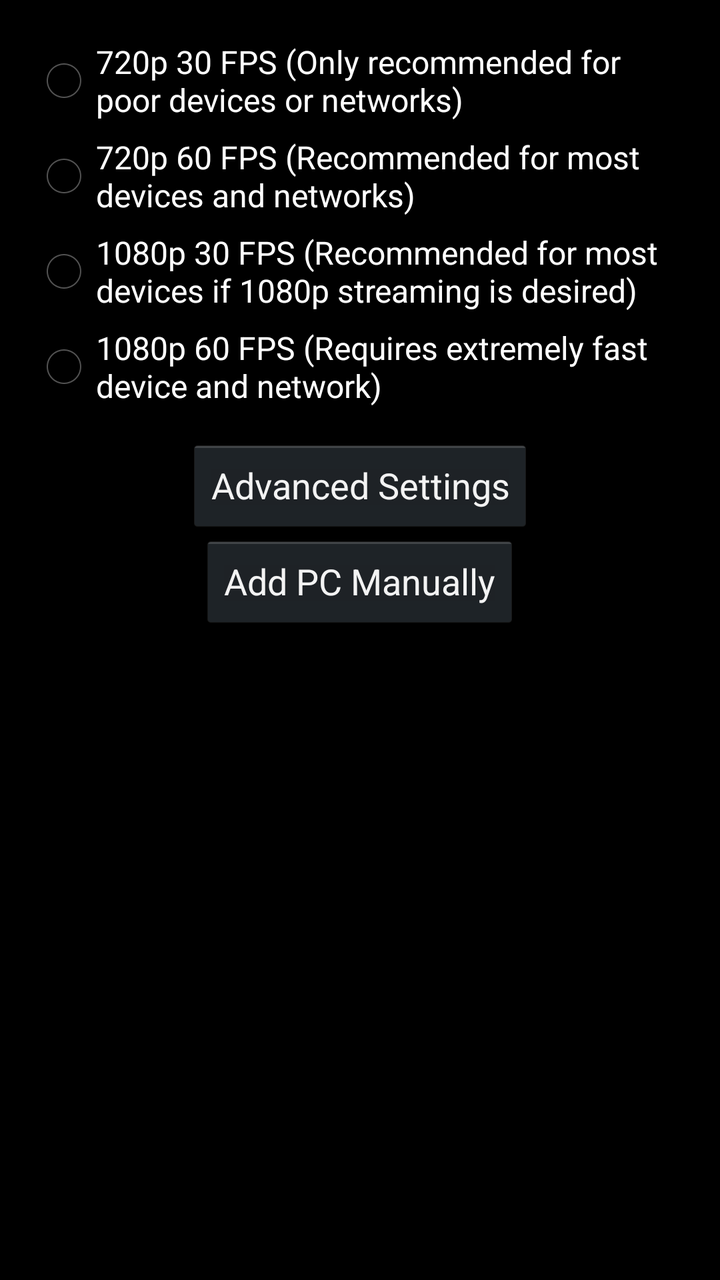
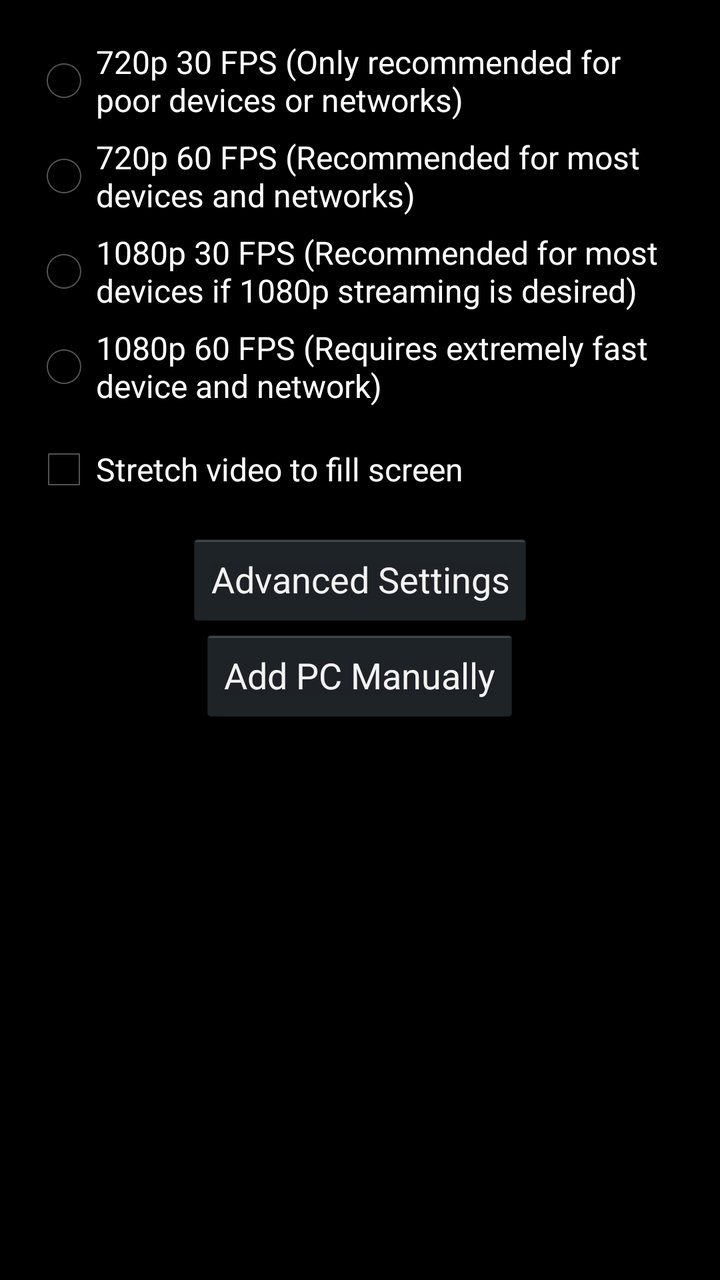

The first picture is an Android layout as it rendered before a commit; the second is the same layout after the commit. The layout source and the unified diff follow.
<!-- AndroidManifest.xml: application theme AppTheme -->
<!-- res/layout/activity_stream_settings.xml -->
<ScrollView xmlns:android="http://schemas.android.com/apk/res/android"
    xmlns:tools="http://schemas.android.com/tools"
    android:layout_width="fill_parent"
    android:layout_height="fill_parent"
    android:paddingBottom="@dimen/activity_vertical_margin"
    android:paddingLeft="@dimen/activity_horizontal_margin"
    android:paddingRight="@dimen/activity_horizontal_margin"
    android:paddingTop="10dp"
    tools:context=".Connection" >
    
    <RelativeLayout
        android:layout_width="fill_parent"
        android:layout_height="wrap_content" >
        
        <RadioGroup
            android:id="@+id/streamConfigGroup"
            android:layout_width="fill_parent"
            android:layout_height="wrap_content"
            android:layout_alignParentLeft="true"
            android:layout_alignParentRight="true"
            android:layout_marginTop="10dp"
            android:orientation="vertical" >

            <RadioButton
                android:id="@+id/config720p30Selected"
                android:layout_width="wrap_content"
                android:layout_height="wrap_content"
                android:text="720p 30 FPS (Only recommended for poor devices or networks)" />

            <RadioButton
                android:id="@+id/config720p60Selected"
                android:layout_width="wrap_content"
                android:layout_height="wrap_content"
                android:layout_marginTop="7dp"
                android:text="720p 60 FPS (Recommended for most devices and networks)" />

            <RadioButton
                android:id="@+id/config1080p30Selected"
                android:layout_width="wrap_content"
                android:layout_height="wrap_content"
                android:layout_marginTop="7dp"
                android:text="1080p 30 FPS (Recommended for most devices if 1080p streaming is desired)" />

            <RadioButton
                android:id="@+id/config1080p60Selected"
                android:layout_width="wrap_content"
                android:layout_height="wrap_content"
                android:layout_marginTop="7dp"
                android:text="1080p 60 FPS (Requires extremely fast device and network)" />

        </RadioGroup>

        <Button
            android:id="@+id/advancedSettingsButton"
            android:layout_width="wrap_content"
            android:layout_height="wrap_content"
            android:layout_below="@+id/streamConfigGroup"
            android:layout_centerHorizontal="true"
            android:layout_marginTop="15dp"
            android:text="Advanced Settings" />
        
        <Button
            android:id="@+id/manuallyAddPc"
            android:layout_width="wrap_content"
            android:layout_height="wrap_content"
            android:layout_below="@+id/advancedSettingsButton"
            android:layout_centerHorizontal="true"
            android:text="Add PC Manually" />

    </RelativeLayout>
	
</ScrollView>
<!-- resources referenced by this layout -->
<resources>
  <dimen name="activity_horizontal_margin">16dp</dimen>
  <dimen name="activity_vertical_margin">16dp</dimen>
  <style name="AppTheme" parent="AppBaseTheme">
          
      </style>
  <style name="AppBaseTheme" parent="android:Theme">
          
      </style>
</resources>

<!-- the commit's change to res/layout/activity_stream_settings.xml (unified diff, before → after) -->
@@ -54,7 +54,7 @@
             android:id="@+id/advancedSettingsButton"
             android:layout_width="wrap_content"
             android:layout_height="wrap_content"
-            android:layout_below="@+id/streamConfigGroup"
+            android:layout_below="@+id/stretchToFill"
             android:layout_centerHorizontal="true"
             android:layout_marginTop="15dp"
             android:text="Advanced Settings" />
@@ -67,6 +67,14 @@
             android:layout_centerHorizontal="true"
             android:text="Add PC Manually" />
 
+        <CheckBox
+            android:id="@+id/stretchToFill"
+            android:layout_width="wrap_content"
+            android:layout_height="wrap_content"
+            android:layout_below="@+id/streamConfigGroup"
+            android:layout_marginTop="15dp"
+            android:text="Stretch video to fill screen" />
+
     </RelativeLayout>
 	
 </ScrollView>
